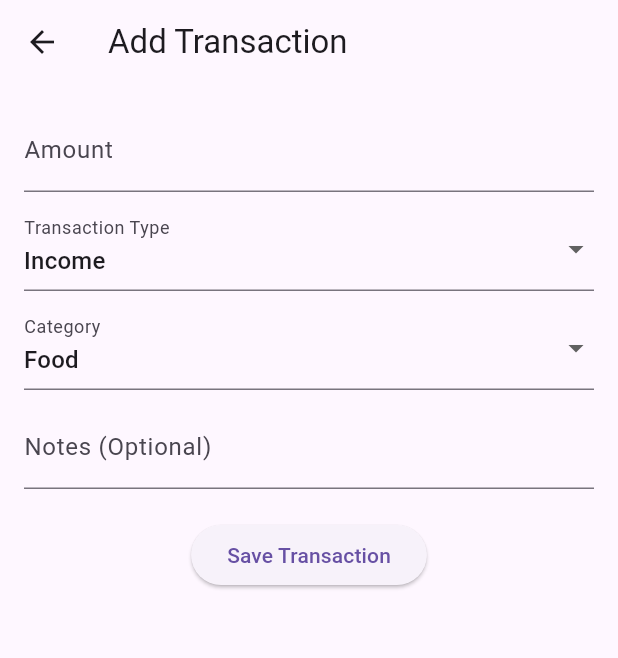
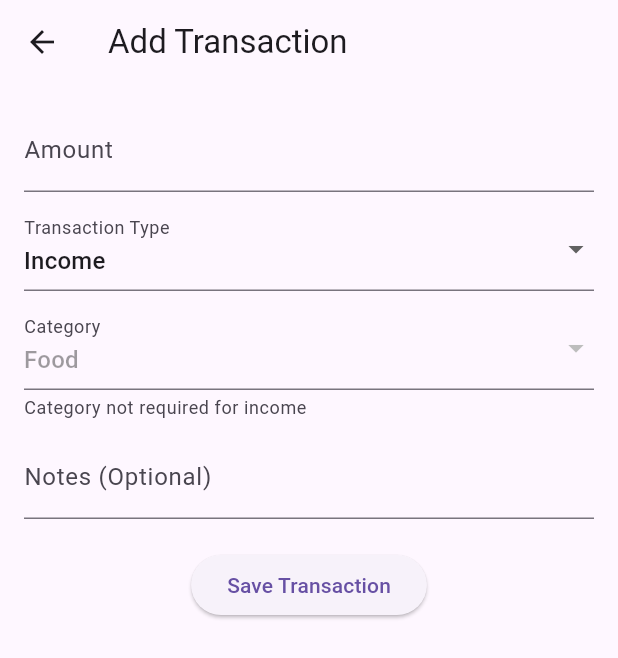
Before and after one commit to NiyakoA1/Personal-Finance-, a Flutter app: the screen it shows after launch, tab 4 chosen, after a tap on the "add" icon, on a phone screen of 412 x 824 dp. Shown: the top 658 px of the screen. Run offline on Flutter 3.47's test engine with Material 3 defaults, Android fonts, the phone set to English and light mode, and no system bars; our stand-ins replace fl_chart, hive, hive_flutter; accounts and stored records are empty.

Commit message:
added report screen and updated other screens as well.

```diff
--- a/lib/add_transaction_screen.dart
+++ b/lib/add_transaction_screen.dart
@@ -1,93 +1,118 @@
 import 'package:flutter/material.dart';
 import 'package:project1/transaction_model.dart';
 import 'package:provider/provider.dart';
-import 'transaction_provider.dart';  // Import the provider
+import 'transaction_provider.dart';
 
-class AddTransactionScreen extends StatelessWidget {
+class AddTransactionScreen extends StatefulWidget {
+  const AddTransactionScreen({super.key});
+
+  @override
+  State<AddTransactionScreen> createState() => _AddTransactionScreenState();
+}
+
+class _AddTransactionScreenState extends State<AddTransactionScreen> {
   final TextEditingController amountController = TextEditingController();
   final TextEditingController notesController = TextEditingController();
-  String? transactionType = 'Income';
-  String? category = 'Food';
+  final TextEditingController categoryController = TextEditingController(
+    text: 'Food',
+  );
+
+  String transactionType = 'Income';
+  String category = 'Food';
 
   @override
   Widget build(BuildContext context) {
     return Scaffold(
       appBar: AppBar(title: Text('Add Transaction')),
       body: Padding(
-        padding: EdgeInsets.all(16.0),
+        padding: const EdgeInsets.all(16.0),
         child: Column(
           children: [
-            // Amount Input
             TextField(
               controller: amountController,
               keyboardType: TextInputType.number,
               decoration: InputDecoration(labelText: 'Amount'),
             ),
-            SizedBox(height: 10),
+            const SizedBox(height: 10),
 
-            // Transaction Type Dropdown
             DropdownButtonFormField<String>(
               value: transactionType,
-              items: ['Income', 'Expense'].map((String type) {
+              items:
+                  ['Income', 'Expense'].map((String type) {
                     return DropdownMenuItem<String>(
                       value: type,
                       child: Text(type),
                     );
                   }).toList(),
               onChanged: (value) {
-                transactionType = value;
+                setState(() {
+                  transactionType = value!;
+
+                  if (transactionType == 'Income') category = 'Income';
+                });
               },
               decoration: InputDecoration(labelText: 'Transaction Type'),
             ),
-            SizedBox(height: 10),
+            const SizedBox(height: 10),
 
-            // Category Dropdown
             DropdownButtonFormField<String>(
               value: category,
-              items: ['Food', 'Rent', 'Entertainment', 'Bills', 'Other'].map((String cat) {
+              items:
+                  ['Food', 'Rent', 'Entertainment', 'Bills', 'Other'].map((
+                    String cat,
+                  ) {
                     return DropdownMenuItem<String>(
                       value: cat,
                       child: Text(cat),
                     );
                   }).toList(),
-              onChanged: (value) {
-                category = value;
-              },
-              decoration: InputDecoration(labelText: 'Category'),
+              onChanged:
+                  transactionType == 'Expense'
+                      ? (value) {
+                        setState(() {
+                          category = value!;
+                        });
+                      }
+                      : null,
+              decoration: InputDecoration(
+                labelText: 'Category',
+                helperText:
+                    transactionType == 'Income'
+                        ? 'Category not required for income'
+                        : 'Choose expense category',
               ),
-            SizedBox(height: 10),
+            ),
+            const SizedBox(height: 10),
 
-            // Notes Input (Optional)
             TextField(
               controller: notesController,
               decoration: InputDecoration(labelText: 'Notes (Optional)'),
             ),
-            SizedBox(height: 20),
+            const SizedBox(height: 20),
 
-            // Save Button
             ElevatedButton(
               onPressed: () {
-                // Process transaction and save it
                 double amount = double.tryParse(amountController.text) ?? 0.0;
                 if (amount > 0) {
-                  // Create a new transaction and add it to the provider
-                  TransactionModel newTransaction = TransactionModel(
+                  final newTransaction = TransactionModel(
                     amount: amount,
-                    type: transactionType!,
-                    category: category!,
+                    type: transactionType,
+                    category: transactionType == 'Income' ? 'Income' : category,
                     date: DateTime.now(),
                     notes: notesController.text,
                   );
 
-                  // Add the transaction to the provider
-                  Provider.of<TransactionProvider>(context, listen: false)
-                      .addTransaction(newTransaction);
+                  Provider.of<TransactionProvider>(
+                    context,
+                    listen: false,
+                  ).addTransaction(newTransaction);
 
-                  Navigator.pop(context); // Return to previous screen after saving
+                  Navigator.pop(context);
                 } else {
-                  // Show error if amount is invalid
                   ScaffoldMessenger.of(context).showSnackBar(
-                    SnackBar(content: Text('Please enter a valid amount')),
+                    const SnackBar(
+                      content: Text('Please enter a valid amount'),
+                    ),
                   );
                 }
               },
--- a/lib/home_screen.dart
+++ b/lib/home_screen.dart
@@ -1,65 +1,77 @@
 import 'package:flutter/material.dart';
 import 'package:provider/provider.dart';
-import 'add_transaction_screen.dart';
-import 'transaction_provider.dart'; // Import the provider for transaction management
+import 'transaction_provider.dart';
+import 'category_breakdown_screen.dart';
+import 'savings_goals_screen.dart';
+import 'reports_screen.dart';
 
 class HomeScreen extends StatelessWidget {
+  const HomeScreen({super.key});
+
   @override
   Widget build(BuildContext context) {
     return Scaffold(
       appBar: AppBar(title: Text('Finance Tracker')),
       body: Column(
         children: [
-          BalanceSummary(),
+          const BalanceSummary(),
           Expanded(
             child: DefaultTabController(
-              length: 5, // Number of tabs
+              length: 4,
               child: Column(
                 children: [
-                  // TabBar to switch between different views
                   TabBar(
                     labelColor: Colors.blue,
                     unselectedLabelColor: Colors.grey,
-                    tabs: [
+                    tabs: const [
                       Tab(icon: Icon(Icons.list), text: 'Transactions'),
                       Tab(icon: Icon(Icons.pie_chart), text: 'Categories'),
                       Tab(icon: Icon(Icons.savings), text: 'Goals'),
                       Tab(icon: Icon(Icons.bar_chart), text: 'Reports'),
-                      Tab(icon: Icon(Icons.settings), text: 'Settings'),
                     ],
                   ),
                   Expanded(
                     child: TabBarView(
                       children: [
-                        // Transaction List Screen
                         Consumer<TransactionProvider>(
                           builder: (context, provider, child) {
                             return ListView.builder(
                               itemCount: provider.transactions.length,
                               itemBuilder: (context, index) {
-                                final transaction = provider.transactions[index];
+                                final transaction =
+                                    provider.transactions[index];
                                 return ListTile(
-                                  title: Text(transaction.type), // Transaction Type
-                                  subtitle: Column(
-                                    crossAxisAlignment: CrossAxisAlignment.start,
-                                    children: [
-                                      Text("Amount: ₹${transaction.amount}"), // Display amount
-                                      Text("Category: ${transaction.category}", style: TextStyle(color: Colors.grey)), // Display category
-                                    ],
+                                  leading: Icon(
+                                    transaction.type == 'Income'
+                                        ? Icons.arrow_downward
+                                        : Icons.arrow_upward,
+                                    color:
+                                        transaction.type == 'Income'
+                                            ? Colors.green
+                                            : Colors.red,
+                                  ),
+                                  title: Text(
+                                    transaction.type != 'Income'
+                                        ? transaction.category
+                                        : 'Income',
+                                  ),
+                                  subtitle: Text(
+                                    '₹${transaction.amount}  ${transaction.type != 'Income' ? '• ' + transaction.type : ''}',
+                                  ),
+                                  trailing: Text(
+                                    '${transaction.date.day}/${transaction.date.month}/${transaction.date.year}',
                                   ),
                                 );
                               },
                             );
                           },
                         ),
-                        // Placeholder for Category Breakdown
-                        Center(child: Text('Category Breakdown Placeholder')),
-                        // Placeholder for Savings Goals
-                        Center(child: Text('Savings Goals Placeholder')),
-                        // Placeholder for Reports
-                        Center(child: Text('Reports Placeholder')),
-                        // Placeholder for Settings
-                        Center(child: Text('Settings Placeholder')),
+
+                        CategoryBreakdownScreen(),
+
+                        SavingsGoalsScreen(),
+
+                        ReportsScreen(),
                       ],
                     ),
                   ),
@@ -71,16 +83,17 @@ class HomeScreen extends StatelessWidget {
       ),
       floatingActionButton: FloatingActionButton(
         onPressed: () {
-          // Navigate to the Add Transaction Screen
           Navigator.pushNamed(context, '/addTransaction');
         },
-        child: Icon(Icons.add),
+        child: const Icon(Icons.add),
       ),
     );
   }
 }
 
 class BalanceSummary extends StatelessWidget {
+  const BalanceSummary({super.key});
+
   @override
   Widget build(BuildContext context) {
     return Padding(
@@ -88,32 +101,71 @@ class BalanceSummary extends StatelessWidget {
       child: Column(
         crossAxisAlignment: CrossAxisAlignment.start,
         children: [
-          Text('Balance Summary', style: TextStyle(fontSize: 20, fontWeight: FontWeight.bold)),
-          SizedBox(height: 10),
+          const Text(
+            'Balance Summary',
+            style: TextStyle(fontSize: 20, fontWeight: FontWeight.bold),
+          ),
+          const SizedBox(height: 10),
           Consumer<TransactionProvider>(
             builder: (context, provider, child) {
               return Row(
                 mainAxisAlignment: MainAxisAlignment.spaceBetween,
                 children: [
-                  // Total Income Column
                   Column(
                     children: [
-                      Text('Total Income', style: TextStyle(fontSize: 16, fontWeight: FontWeight.w500)),
-                      Text('₹${provider.totalIncome.toStringAsFixed(2)}', style: TextStyle(color: Colors.green, fontSize: 18, fontWeight: FontWeight.bold)),
+                      const Text(
+                        'Total Income',
+                        style: TextStyle(
+                          fontSize: 16,
+                          fontWeight: FontWeight.w500,
+                        ),
+                      ),
+                      Text(
+                        '₹${provider.totalIncome.toStringAsFixed(2)}',
+                        style: const TextStyle(
+                          color: Colors.green,
+                          fontSize: 18,
+                          fontWeight: FontWeight.bold,
+                        ),
+                      ),
                     ],
                   ),
-                  // Total Expenses Column
                   Column(
                     children: [
-                      Text('Total Expenses', style: TextStyle(fontSize: 16, fontWeight: FontWeight.w500)),
-                      Text('₹${provider.totalExpenses.toStringAsFixed(2)}', style: TextStyle(color: Colors.red, fontSize: 18, fontWeight: FontWeight.bold)),
+                      const Text(
+                        'Total Expenses',
+                        style: TextStyle(
+                          fontSize: 16,
+                          fontWeight: FontWeight.w500,
+                        ),
+                      ),
+                      Text(
+                        '₹${provider.totalExpenses.toStringAsFixed(2)}',
+                        style: const TextStyle(
+                          color: Colors.red,
+                          fontSize: 18,
+                          fontWeight: FontWeight.bold,
+                        ),
+                      ),
                     ],
                   ),
-                  // Savings Column
                   Column(
                     children: [
-                      Text('Savings', style: TextStyle(fontSize: 16, fontWeight: FontWeight.w500)),
-                      Text('₹${provider.totalSavings.toStringAsFixed(2)}', style: TextStyle(color: Colors.blue, fontSize: 18, fontWeight: FontWeight.bold)),
+                      const Text(
+                        'Savings',
+                        style: TextStyle(
+                          fontSize: 16,
+                          fontWeight: FontWeight.w500,
+                        ),
+                      ),
+                      Text(
+                        '₹${provider.totalSavings.toStringAsFixed(2)}',
+                        style: const TextStyle(
+                          color: Colors.blue,
+                          fontSize: 18,
+                          fontWeight: FontWeight.bold,
+                        ),
+                      ),
                     ],
                   ),
                 ],
--- a/lib/main.dart
+++ b/lib/main.dart
@@ -4,29 +4,29 @@ import 'package:project1/add_transaction_screen.dart';
 import 'package:provider/provider.dart';
 import 'home_screen.dart';
 import 'transaction_provider.dart';
-import 'transaction_model.dart'; // Assuming you have this file
+import 'transaction_model.dart';
 
 void main() async {
   WidgetsFlutterBinding.ensureInitialized();
-  await Hive.initFlutter(); // Initialize Hive
-  Hive.registerAdapter(TransactionModelAdapter()); // Register the adapter for TransactionModel
+  await Hive.initFlutter();
+  Hive.registerAdapter(TransactionModelAdapter());
 
   runApp(FinanceTrackerApp());
 }
 
 class FinanceTrackerApp extends StatelessWidget {
+  const FinanceTrackerApp({super.key});
+
   @override
   Widget build(BuildContext context) {
     return ChangeNotifierProvider(
-      create: (_) => TransactionProvider()..loadTransactions(), // Load transactions from Hive on start
+      create: (_) => TransactionProvider()..loadTransactions(),
       child: MaterialApp(
         debugShowCheckedModeBanner: false,
         title: 'Finance Tracker',
         theme: ThemeData(primarySwatch: Colors.blue),
         home: HomeScreen(),
-        routes: {
-          '/addTransaction': (context) => AddTransactionScreen(),
-        },
+        routes: {'/addTransaction': (context) => AddTransactionScreen()},
       ),
     );
   }
--- /dev/null
+++ b/lib/reports_screen.dart
@@ -0,0 +1,140 @@
+import 'package:flutter/material.dart';
+import 'package:provider/provider.dart';
+import 'transaction_provider.dart';
+import 'transaction_model.dart';
+import 'package:fl_chart/fl_chart.dart';
+import 'package:intl/intl.dart';
+
+class ReportsScreen extends StatelessWidget {
+  String _formatYAxisLabel(double value) {
+    if (value >= 1000000) return '${(value ~/ 1000000)}M';
+    if (value >= 1000) return '${(value ~/ 1000)}K';
+    return value.toInt().toString();
+  }
+
+  @override
+  Widget build(BuildContext context) {
+    return Consumer<TransactionProvider>(
+      builder: (context, provider, child) {
+        final transactions = provider.transactions;
+        if (transactions.isEmpty) {
+          return Center(child: Text('No data to display'));
+        }
+
+        final Map<String, double> incomeByMonth = {};
+        final Map<String, double> expenseByMonth = {};
+
+        for (var tx in transactions) {
+          final month = DateFormat('MMM yyyy').format(tx.date);
+          if (tx.type == 'Income') {
+            incomeByMonth[month] = (incomeByMonth[month] ?? 0) + tx.amount;
+          } else {
+            expenseByMonth[month] = (expenseByMonth[month] ?? 0) + tx.amount;
+          }
+        }
+
+        final allMonths =
+            {...incomeByMonth.keys, ...expenseByMonth.keys}.toList()..sort(
+              (a, b) => DateFormat(
+                'MMM yyyy',
+              ).parse(a).compareTo(DateFormat('MMM yyyy').parse(b)),
+            );
+
+        final maxY =
+            ((provider.totalIncome > provider.totalExpenses
+                        ? provider.totalIncome
+                        : provider.totalExpenses) *
+                    1.2)
+                .ceilToDouble();
+
+        return Padding(
+          padding: const EdgeInsets.all(16.0),
+          child: Column(
+            children: [
+              Text(
+                'Income vs Expense (Monthly)',
+                style: TextStyle(fontSize: 18, fontWeight: FontWeight.bold),
+              ),
+              SizedBox(height: 20),
+              Expanded(
+                child: BarChart(
+                  BarChartData(
+                    alignment: BarChartAlignment.spaceAround,
+                    groupsSpace: 20,
+                    maxY: maxY,
+                    barGroups:
+                        allMonths.map((month) {
+                          final index = allMonths.indexOf(month);
+                          return BarChartGroupData(
+                            x: index,
+                            barsSpace: 6,
+                            barRods: [
+                              BarChartRodData(
+                                toY: incomeByMonth[month] ?? 0,
+                                color: Colors.green,
+                                width: 7,
+                                borderRadius: BorderRadius.circular(4),
+                              ),
+                              BarChartRodData(
+                                toY: expenseByMonth[month] ?? 0,
+                                color: Colors.red,
+                                width: 7,
+                                borderRadius: BorderRadius.circular(4),
+                              ),
+                            ],
+                            showingTooltipIndicators: [0, 1],
+                          );
+                        }).toList(),
+                    titlesData: FlTitlesData(
+                      bottomTitles: AxisTitles(
+                        sideTitles: SideTitles(
+                          showTitles: true,
+                          getTitlesWidget: (value, meta) {
+                            final index = value.toInt();
+                            if (index >= 0 && index < allMonths.length) {
+                              return SideTitleWidget(
+                                meta: meta,
+                                child: Text(
+                                  allMonths[index],
+                                  style: TextStyle(fontSize: 10),
+                                ),
+                              );
+                            }
+                            return Container();
+                          },
+                        ),
+                      ),
+                      leftTitles: AxisTitles(
+                        sideTitles: SideTitles(
+                          showTitles: true,
+                          getTitlesWidget: (value, meta) {
+                            final label = _formatYAxisLabel(value);
+                            return SideTitleWidget(
+                              meta: meta,
+                              child: Text(
+                                label,
+                                style: TextStyle(fontSize: 10),
+                              ),
+                            );
+                          },
+                        ),
+                      ),
+                      rightTitles: AxisTitles(
+                        sideTitles: SideTitles(showTitles: false),
+                      ),
+                      topTitles: AxisTitles(
+                        sideTitles: SideTitles(showTitles: false),
+                      ),
+                    ),
+                    gridData: FlGridData(show: true),
+                    borderData: FlBorderData(show: false),
+                  ),
+                ),
+              ),
+            ],
+          ),
+        );
+      },
+    );
+  }
+}
--- a/pubspec.yaml
+++ b/pubspec.yaml
@@ -36,6 +36,8 @@ dependencies:
   # The following adds the Cupertino Icons font to your application.
   # Use with the CupertinoIcons class for iOS style icons.
   cupertino_icons: ^1.0.8
+  intl: ^0.20.2
+  fl_chart: ^0.70.2
 
 dev_dependencies:
   flutter_test:
@@ -51,6 +53,7 @@ dev_dependencies:
 
 # For information on the generic Dart part of this file, see the
 # following page: https://dart.dev/tools/pub/pubspec
+
 
 # The following section is specific to Flutter packages.
 flutter:
```
Also changed, not shown: lib/category_breakdown_screen.dart (added, +90 -0 lines), lib/savings_goals_screen.dart (added, +195 -0 lines), pubspec.lock, 1 other file. Lines whose indentation alone changed are shown as unchanged.
